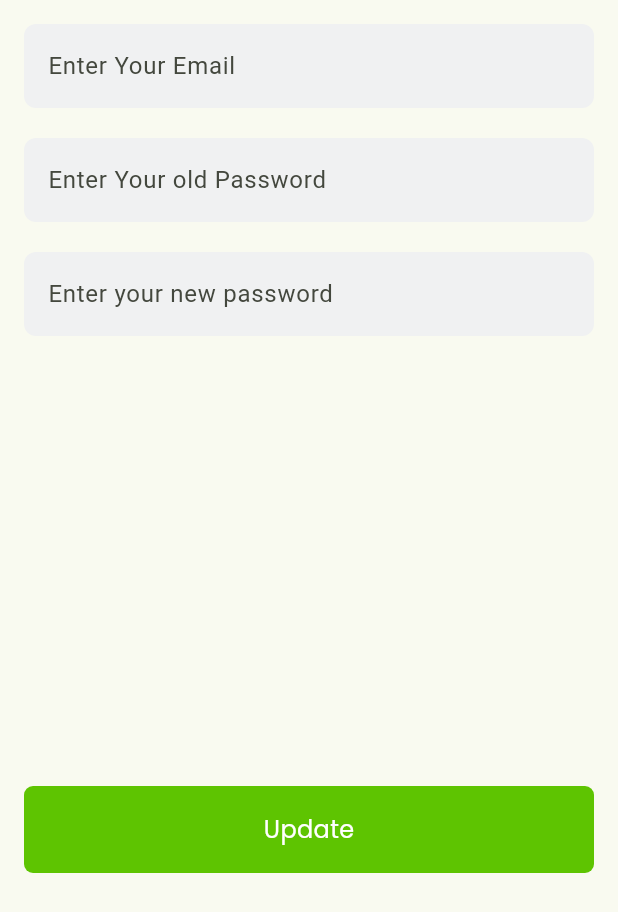
After one commit to shujahaider21/Grocery-App, a Flutter app: the ProfileScreen screen opened directly, after a tap on "Change Password", on a phone screen of 412 x 824 dp. The commit adds this screen. Shown: the top 912 px of the screen. Run offline on Flutter 3.47's test engine with Material 3 defaults, Android fonts, the phone set to English and light mode, and no system bars; our stand-ins replace cloud_firestore, firebase_auth, firebase_core, firebase_storage, google_fonts, image_picker; accounts and stored records are empty; network calls fail.

Commit message:
feat: add ChangePasswordScreen and integrate it into ProfileScreen; update EditProfileScreen to include email and phone fields

```diff
--- /dev/null
+++ b/lib/screens/change_password_screen.dart
@@ -0,0 +1,87 @@
+import 'package:firebase_auth/firebase_auth.dart';
+import 'package:flutter/material.dart';
+import 'package:grocery_plus/widgets/custom_text_field.dart';
+import 'package:grocery_plus/widgets/primary_button.dart';
+
+class ChangePasswordScreen extends StatefulWidget {
+  const ChangePasswordScreen({super.key});
+
+  @override
+  State<ChangePasswordScreen> createState() => _ChangePasswordScreenState();
+}
+
+class _ChangePasswordScreenState extends State<ChangePasswordScreen> {
+  TextEditingController emailController = TextEditingController();
+  TextEditingController passwordController = TextEditingController();
+  TextEditingController newPasswordController = TextEditingController();
+  var auth = FirebaseAuth.instance;
+  bool isLoading = false;
+  Future<void> changePassword() async {
+    try {
+      setState(() {
+        isLoading = true;
+      });
+      User? user = auth.currentUser;
+      if (user == null) {
+        ScaffoldMessenger.of(context).showSnackBar(
+          const SnackBar(content: Text("User not found")),
+        );
+        return;
+      }
+      var credential = await EmailAuthProvider.credential(
+          email: emailController.text, password: passwordController.text);
+      await user.reauthenticateWithCredential(credential);
+      await user.updatePassword(newPasswordController.text);
+      setState(() {
+        isLoading = false;
+      });
+      ScaffoldMessenger.of(context).showSnackBar(
+        const SnackBar(content: Text("Password updated successfully")),
+      );
+    } catch (e) {
+      setState(() {
+        isLoading = false;
+      });
+      debugPrint("this is the error$e");
+    }
+  }
+
+  @override
+  Widget build(BuildContext context) {
+    return Scaffold(
+      body: SafeArea(
+        child: Padding(
+          padding: const EdgeInsets.all(16.0),
+          child: SingleChildScrollView(
+            child: isLoading
+                ? const Center(
+                    child: CircularProgressIndicator(),
+                  )
+                : Column(
+                    children: [
+                      CustomTextField(
+                          hintText: "Enter Your Email",
+                          controller: emailController),
+                      const SizedBox(height: 20),
+                      CustomTextField(
+                          hintText: "Enter Your old Password",
+                          controller: passwordController),
+                      const SizedBox(height: 20),
+                      CustomTextField(
+                        hintText: "Enter your new password",
+                        controller: newPasswordController,
+                      ),
+                      const SizedBox(height: 300),
+                      PrimaryButton(
+                          title: "Update",
+                          ontap: () {
+                            changePassword();
+                          })
+                    ],
+                  ),
+          ),
+        ),
+      ),
+    );
+  }
+}
--- a/lib/screens/profile_screen.dart
+++ b/lib/screens/profile_screen.dart
@@ -2,6 +2,7 @@ import 'package:cloud_firestore/cloud_firestore.dart';
 import 'package:firebase_auth/firebase_auth.dart';
 import 'package:flutter/material.dart';
 import 'package:grocery_plus/Models/user_model.dart';
+import 'package:grocery_plus/screens/change_password_screen.dart';
 import 'package:grocery_plus/screens/edit_profile_screen.dart';
 import 'package:grocery_plus/screens/login_screen.dart';
 import 'package:grocery_plus/widgets/profile_widget.dart';
@@ -86,6 +87,18 @@ class _ProfileScreenState extends State<ProfileScreen> {
               height: 20,
             ),
             ProfileWidget(
+                leadingIcon: Icons.lock,
+                title: "Change Password",
+                ontap: () {
+                  Navigator.push(
+                      context,
+                      MaterialPageRoute(
+                          builder: (c) => const ChangePasswordScreen()));
+                }),
+            const SizedBox(
+              height: 20,
+            ),
+            ProfileWidget(
                 leadingIcon: Icons.logout,
                 title: "Logout",
                 ontap: () {
--- a/lib/upload_image.dart
+++ b/lib/upload_image.dart
@@ -5,18 +5,20 @@ import 'package:image_picker/image_picker.dart';
 
 Future<String> uploadImageToFirebaseStorage(XFile image) async {
   FirebaseStorage storage = FirebaseStorage.instance;
+
   String fileName = DateTime.now().millisecondsSinceEpoch.toString();
 
   Reference ref = storage.ref().child('images/$fileName');
 
   try {
     UploadTask uploadTask = ref.putFile(File(image.path));
+
     TaskSnapshot taskSnapshot = await uploadTask;
 
     String downloadUrl = await taskSnapshot.ref.getDownloadURL();
     return downloadUrl;
   } catch (e) {
-    print("Error while uploading image$e");
+    print("Error uploading image: $e");
     return "";
   }
 }
--- a/lib/widgets/profile_widget.dart
+++ b/lib/widgets/profile_widget.dart
@@ -12,7 +12,9 @@ class ProfileWidget extends StatelessWidget {
 
   @override
   Widget build(BuildContext context) {
-    return Row(
+    return InkWell(
+      onTap: ontap,
+      child: Row(
         mainAxisAlignment: MainAxisAlignment.spaceBetween,
         children: [
           Row(
@@ -26,6 +28,7 @@ class ProfileWidget extends StatelessWidget {
           ),
           Icon(Icons.arrow_forward_ios)
         ],
+      ),
     );
   }
 }
```
Also changed, not shown: lib/screens/edit_profile_screen.dart (+10 -1 lines). Lines whose indentation alone changed are shown as unchanged.
